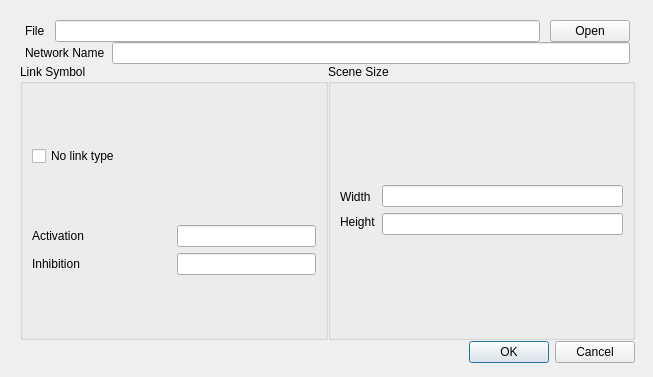
This is nezzle/ui/_ui_opennetworkdialog.ui in dwgoon/nezzle as Qt 5 draws it before an edit. The edited form follows.
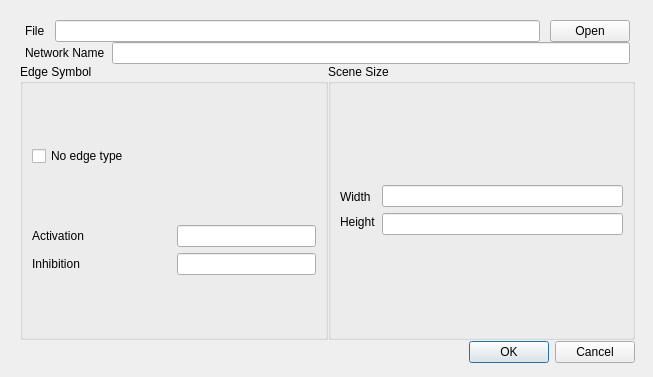
This is the edited form.

Commit message: Rename link as edge

Diff of the .ui file:
```diff
--- a/nezzle/ui/_ui_opennetworkdialog.ui
+++ b/nezzle/ui/_ui_opennetworkdialog.ui
@@ -266,7 +266,7 @@
          </sizepolicy>
         </property>
         <property name="title">
-         <string>Link Symbol</string>
+         <string>Edge Symbol</string>
         </property>
         <property name="flat">
          <bool>false</bool>
@@ -287,7 +287,7 @@
             </sizepolicy>
            </property>
            <property name="text">
-            <string>No link type</string>
+            <string>No edge type</string>
            </property>
           </widget>
          </item>
```
Left out of the diff: 2 changed lines with no effect on the pictures. The commit also changes 71 other files.
